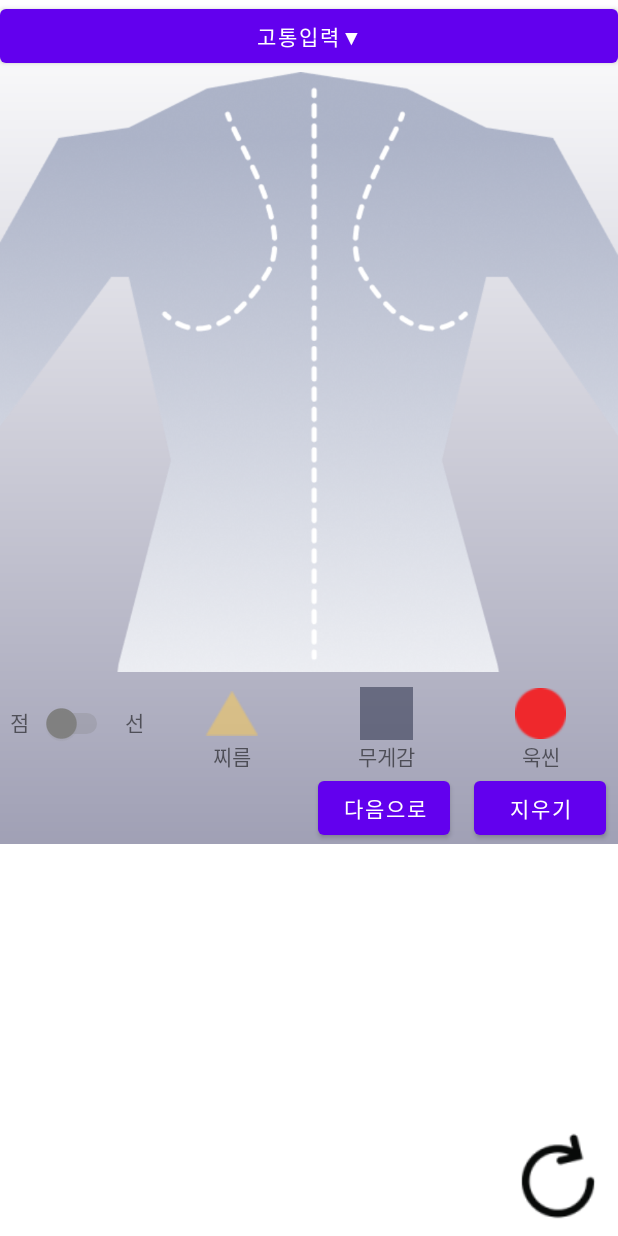
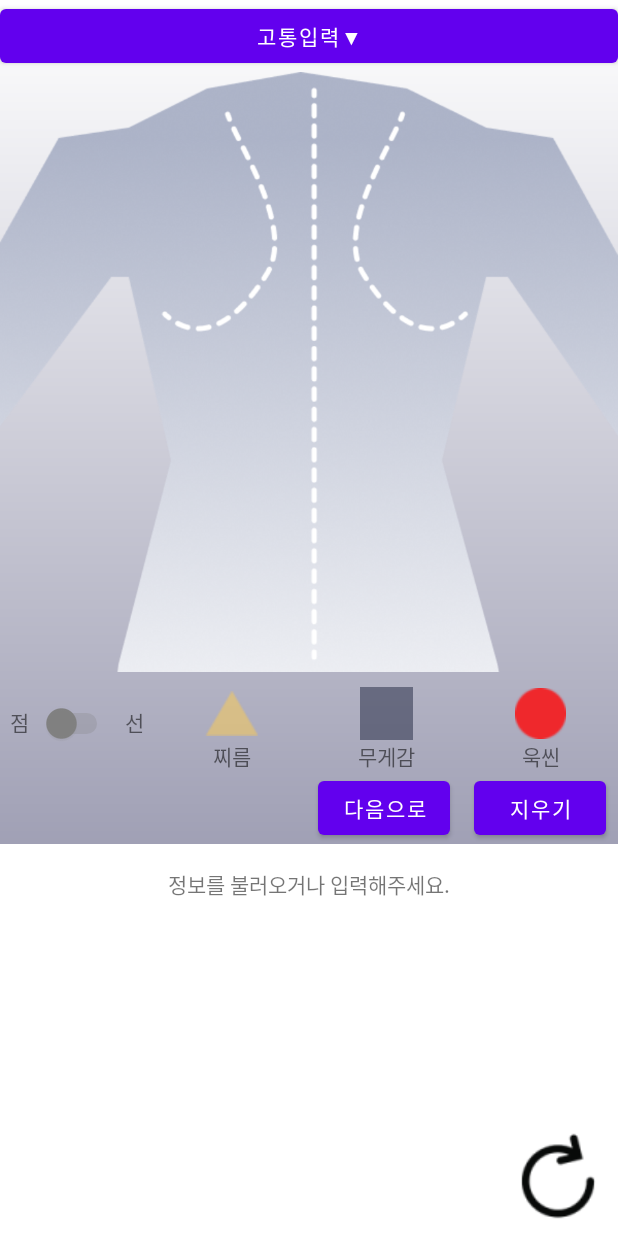
Before and after one commit to 2024-KMU-Mobile-Project-Health-Care/Main-Repo, an Android app: the PainGUI screen opened directly, with no data from a screen before it, on a phone screen of 412 x 824 dp. Run offline under Robolectric (Android 15) with nearby library versions, the phone set to English and light mode, and no system bars.

Commit message:
make scroll view if there are not enough items

```diff
--- a/app/src/main/res/layout/activity_pain_gui.xml
+++ b/app/src/main/res/layout/activity_pain_gui.xml
@@ -236,15 +236,26 @@
         <ScrollView
             android:layout_width="match_parent"
             android:layout_height="wrap_content"
-            android:fillViewport="true"
+            android:fillViewport="false"
             app:layout_constraintTop_toBottomOf="@id/main">
+            <LinearLayout
+                android:layout_width="match_parent"
+                android:layout_height="match_parent"
+                android:orientation="vertical">
             <LinearLayout
                 android:id="@+id/pain_data_container"
                 android:layout_width="match_parent"
-                android:layout_height="wrap_content"
+                android:layout_height="match_parent"
                 android:orientation="vertical"
                 android:padding="8dp"
                 />
+            <TextView
+                android:layout_width="match_parent"
+                android:layout_height="600dp"
+                android:background="@color/white"
+                android:gravity="center_horizontal"
+                android:text="정보를 불러오거나 입력해주세요."/>
+            </LinearLayout>
         </ScrollView>
 
     </androidx.constraintlayout.widget.ConstraintLayout>
```
